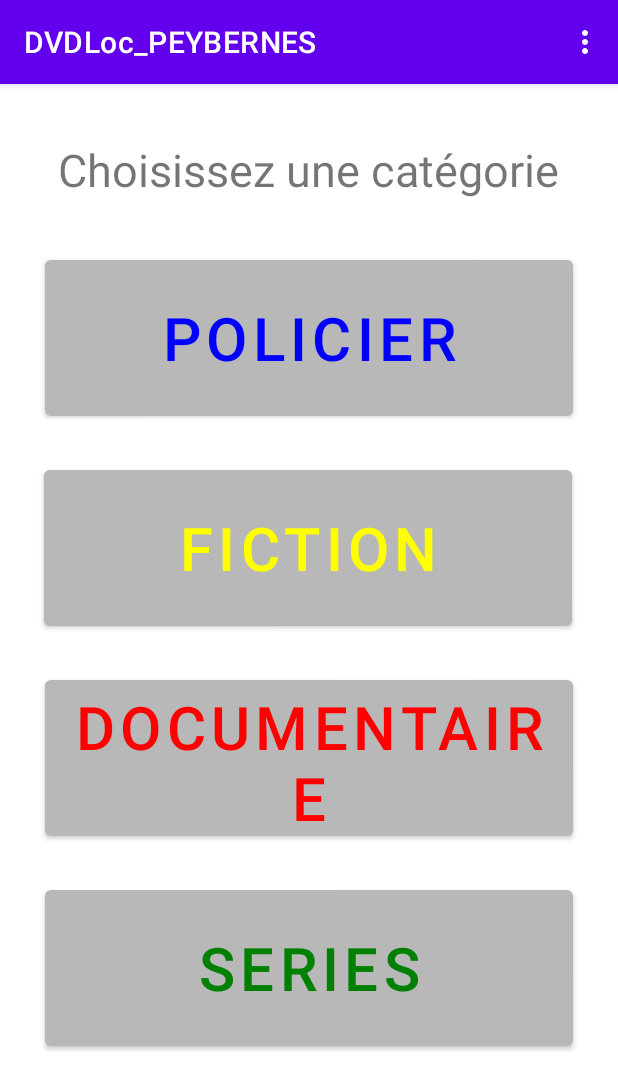
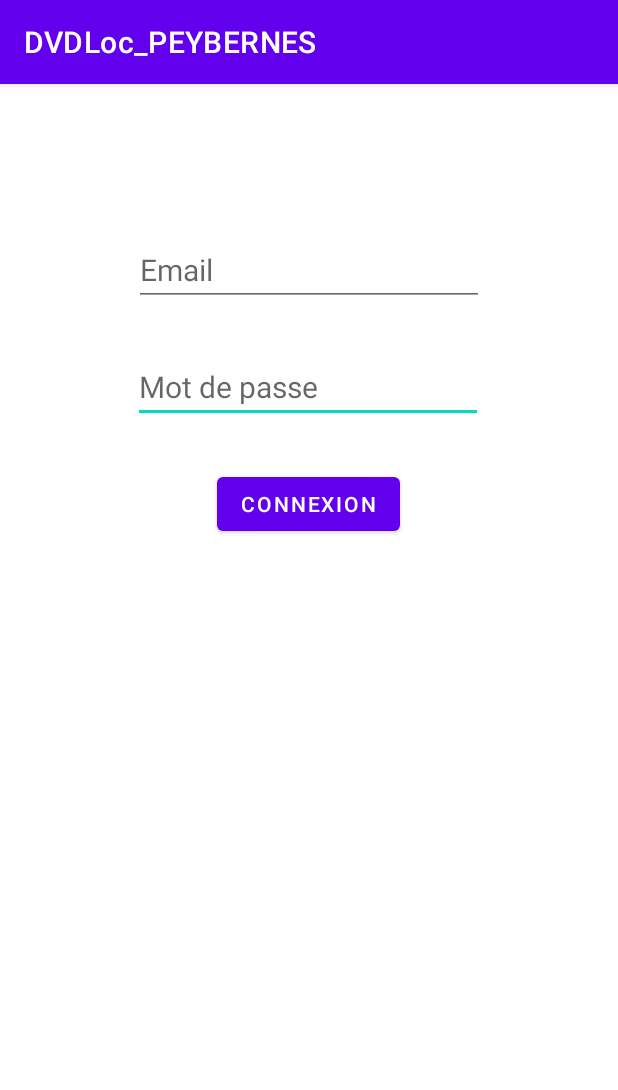
Before and after one commit to samuelpeybernes-dev/DVDLoc_PEYBERNES, an Android app: the screen it shows after launch (MainActivity before the commit, Login after it), on a phone screen of 412 x 824 dp. Shown: the top 1090 px of the screen. Run offline under Robolectric (Android 15) with nearby library versions, the phone set to English and light mode, and no system bars; 1 statement that could not run was skipped.

Commit message:
TP 8 milieu

```diff
--- a/app/src/main/AndroidManifest.xml
+++ b/app/src/main/AndroidManifest.xml
@@ -1,7 +1,8 @@
 <?xml version="1.0" encoding="utf-8"?>
 <manifest xmlns:android="http://schemas.android.com/apk/res/android"
     package="com.example.dvdloc_peybernes">
-    <uses-permission android:name="android.permission.INTERNET"/>
+
+    <uses-permission android:name="android.permission.INTERNET" />
 
     <application
         android:allowBackup="true"
@@ -10,7 +11,14 @@
         android:roundIcon="@mipmap/ic_launcher_round"
         android:supportsRtl="true"
         android:theme="@style/Theme.DVDLoc_PEYBERNES">
-        <activity android:name=".Recherche"></activity>
+        <activity android:name=".Login">
+            <intent-filter>
+                <action android:name="android.intent.action.MAIN" />
+
+                <category android:name="android.intent.category.LAUNCHER" />
+            </intent-filter>
+        </activity>
+        <activity android:name=".Recherche" />
         <activity android:name=".Reservation" />
         <activity android:name=".Series" />
         <activity android:name=".Documentaire" />
--- /dev/null
+++ b/app/src/main/java/com/example/dvdloc_peybernes/Login.java
@@ -0,0 +1,24 @@
+package com.example.dvdloc_peybernes;
+
+import androidx.appcompat.app.AppCompatActivity;
+
+import android.os.Bundle;
+import android.widget.Button;
+import android.widget.EditText;
+
+public class Login extends AppCompatActivity {
+    EditText edt_Email;
+    EditText edt_pswd;
+    Button btn_ok;
+
+
+    @Override
+    protected void onCreate(Bundle savedInstanceState) {
+        super.onCreate(savedInstanceState);
+        setContentView(R.layout.activity_login);
+
+        edt_Email =(EditText) findViewById(R.id.edt_Email);
+        edt_pswd =(EditText) findViewById(R.id.edt_pswd);
+        btn_ok = (Button)findViewById(R.id.btn_ok_login);
+    }
+}
--- a/app/src/main/java/com/example/dvdloc_peybernes/Recherche.java
+++ b/app/src/main/java/com/example/dvdloc_peybernes/Recherche.java
@@ -21,7 +21,7 @@ public class Recherche extends AppCompatActivity {
             super.onCreate(savedInstanceState);
             setContentView(R.layout.activity_recherche);
             //Association des attributs privés à la vue
-            edtCherche = findViewById(R.id.edtRecherche);
+            edtCherche = findViewById(R.id.edt_Email);
             btnCherche = findViewById(R.id.btnRecherche);
             // Création du listener
             btnCherche.setOnClickListener(new Button.OnClickListener()
--- a/app/src/main/java/com/example/dvdloc_peybernes/Series.java
+++ b/app/src/main/java/com/example/dvdloc_peybernes/Series.java
@@ -1,4 +1,4 @@
-package com.example.dvdloc_peybernes;
+    package com.example.dvdloc_peybernes;
 
 import androidx.appcompat.app.AppCompatActivity;
 
@@ -28,7 +28,7 @@ import data.locdvd.Serie;
 import data.locdvd.SerieAdapter;
 
 public class Series extends AppCompatActivity {
-    String url = "http://192.168.1.21/volley_serv/listeDvd.php";
+    String url = "http://192.168.1.14/volley_serv/listeDvd.php";
 
     @Override
     protected void onCreate(Bundle savedInstanceState)
--- /dev/null
+++ b/app/src/main/res/layout/activity_login.xml
@@ -0,0 +1,57 @@
+<?xml version="1.0" encoding="utf-8"?>
+<androidx.constraintlayout.widget.ConstraintLayout xmlns:android="http://schemas.android.com/apk/res/android"
+    xmlns:app="http://schemas.android.com/apk/res-auto"
+    xmlns:tools="http://schemas.android.com/tools"
+    android:id="@+id/btn_ok_login "
+    android:layout_width="match_parent"
+    android:layout_height="match_parent"
+    tools:context=".Login">
+
+    <EditText
+        android:id="@+id/edt_pswd"
+        android:layout_width="wrap_content"
+        android:layout_height="wrap_content"
+        android:layout_marginStart="30dp"
+        android:layout_marginTop="150dp"
+        android:layout_marginEnd="30dp"
+        android:layout_marginBottom="150dp"
+        android:ems="10"
+        android:hint="Mot de passe"
+        android:inputType="textPassword"
+        android:textSize="20sp"
+        app:layout_constraintBottom_toTopOf="@+id/btn_ok_login"
+        app:layout_constraintEnd_toEndOf="parent"
+        app:layout_constraintHorizontal_bias="0.495"
+        app:layout_constraintStart_toStartOf="parent"
+        app:layout_constraintTop_toTopOf="parent"
+        app:layout_constraintVertical_bias="1.0" />
+
+    <EditText
+        android:id="@+id/edt_Email"
+        android:layout_width="wrap_content"
+        android:layout_height="wrap_content"
+        android:layout_marginStart="30dp"
+        android:layout_marginTop="100dp"
+        android:layout_marginEnd="30dp"
+        android:layout_marginBottom="30dp"
+        android:ems="10"
+        android:hint="Email"
+        android:inputType="textEmailAddress"
+        android:textSize="20sp"
+        app:layout_constraintBottom_toTopOf="@+id/edt_pswd"
+        app:layout_constraintEnd_toEndOf="parent"
+        app:layout_constraintStart_toStartOf="parent"
+        app:layout_constraintTop_toTopOf="parent" />
+
+    <Button
+        android:id="@+id/btn_ok_login"
+        android:layout_width="wrap_content"
+        android:layout_height="wrap_content"
+        android:layout_marginStart="144dp"
+        android:layout_marginTop="30dp"
+        android:layout_marginEnd="145dp"
+        android:text="Connexion"
+        app:layout_constraintEnd_toEndOf="parent"
+        app:layout_constraintStart_toStartOf="parent"
+        app:layout_constraintTop_toBottomOf="@+id/edt_pswd" />
+</androidx.constraintlayout.widget.ConstraintLayout>
--- a/app/src/main/res/layout/activity_recherche.xml
+++ b/app/src/main/res/layout/activity_recherche.xml
@@ -7,7 +7,7 @@
     tools:context=".Recherche">
 
     <EditText
-        android:id="@+id/edtRecherche"
+        android:id="@+id/edt_Email"
         android:layout_width="wrap_content"
         android:layout_height="wrap_content"
         android:layout_marginStart="20dp"
@@ -32,7 +32,7 @@
         android:textSize="20sp"
         app:backgroundTint="@color/gris"
         app:layout_constraintEnd_toEndOf="parent"
-        app:layout_constraintStart_toEndOf="@+id/edtRecherche"
+        app:layout_constraintStart_toEndOf="@+id/edt_Email"
         app:layout_constraintTop_toBottomOf="@+id/textView9" />
 
     <TextView
```
